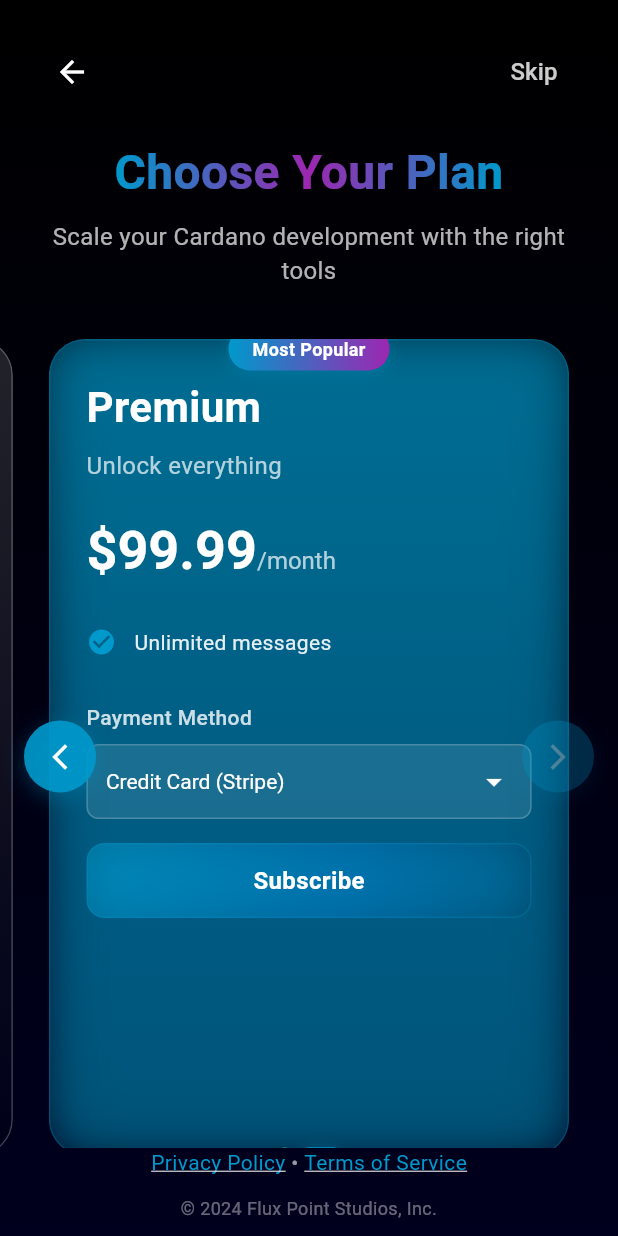
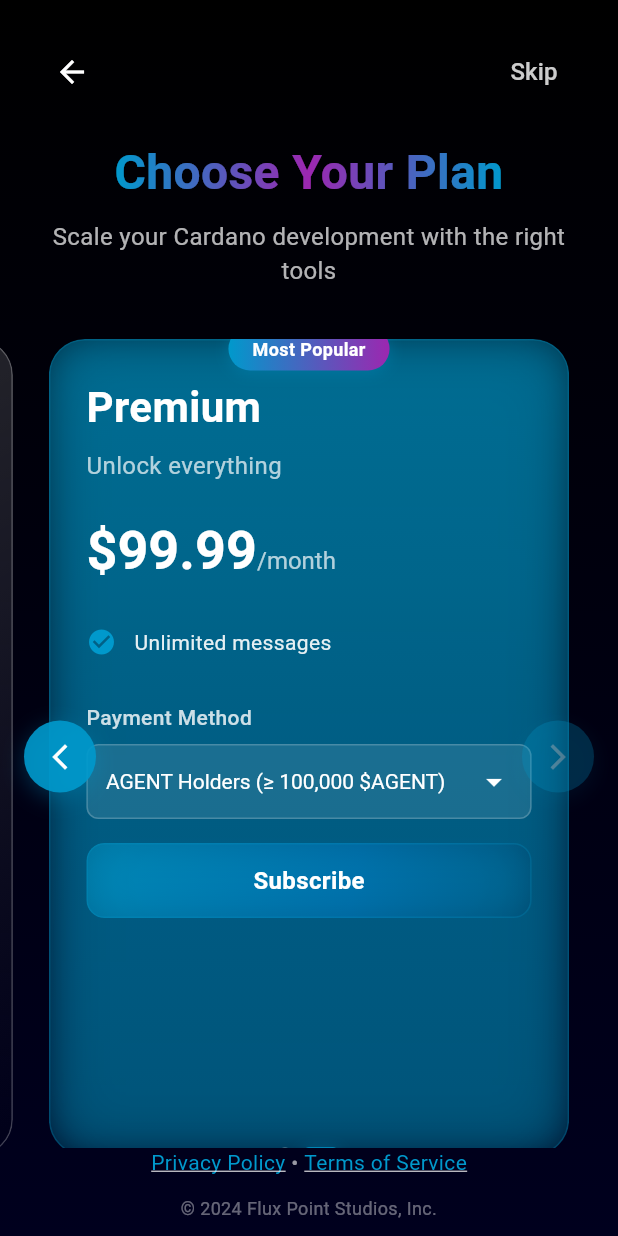
Before and after one commit to Flux-Point-Studios/yuti, a Flutter app: the PricingScreen screen opened by its route, swiped to page 2, on a phone screen of 412 x 824 dp. Run offline on Flutter 3.47's test engine with Material 3 defaults, Android fonts, the phone set to English and light mode, and no system bars; our stand-ins replace fl_chart, flutter_markdown, flutter_secure_storage, local_auth, permission_handler, qr_flutter and 4 more; missing offline and left inert: bip39_plus, cardano_dart_types, cardano_flutter_sdk, flutter_web_auth, mobile_scanner; accounts and stored records are empty.

Commit message:
chore(pricing): disable Stripe option (Coming soon) and default to AGENT holders flow

```diff
--- a/lib/screens/pricing_screen.dart
+++ b/lib/screens/pricing_screen.dart
@@ -28,7 +28,7 @@
   final AuthService _authService = AuthService();
   bool _isLoading = false;
   String? _selectedPlan;
-  String _paymentMethod = 'stripe';
+  String _paymentMethod = 'ada';
   int _currentPageIndex = 0;
 
   final List<PricingPlan> _plans = [
@@ -553,9 +553,10 @@
               items: const [
                 DropdownMenuItem(
                   value: 'stripe',
+                  enabled: false,
                   child: Text(
-                    'Credit Card (Stripe)',
-                    style: TextStyle(color: Colors.white),
+                    'Credit Card (Stripe) — Coming soon',
+                    style: TextStyle(color: Colors.white70),
                   ),
                 ),
                 DropdownMenuItem(
@@ -568,7 +569,8 @@
               ],
               onChanged: (value) {
                 setState(() {
-                  _paymentMethod = value ?? 'stripe';
+                  // Stripe is disabled; default to ADA holders flow
+                  _paymentMethod = (value == 'stripe' || value == null) ? 'ada' : value;
                 });
               },
             ),
```
